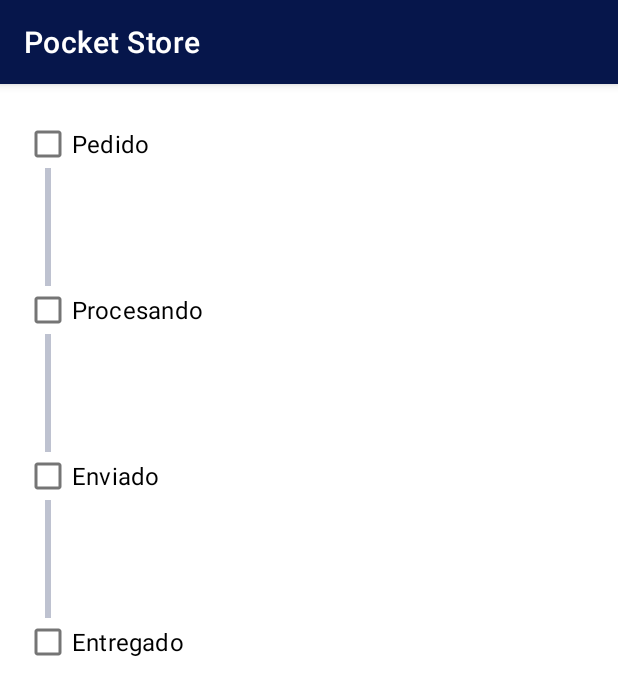
After one commit to YamiLaxus/PocketStore-Kotlin, an Android app: the fragment TrackFragment shown on its own in the app's theme, on a phone screen of 412 x 824 dp. The commit adds this screen. Shown: the top 695 px of the screen. Run offline under Robolectric (Android 15) with nearby library versions, the phone set to English and light mode, and no system bars; our stand-ins replace Firebase (no records; nobody signed in at launch, a user with empty details on screens opened directly).

Commit message:
Video 103 - Seguimiento de Envio

```diff
--- a/app/src/main/java/com/phonedev/pocketstore/cart/ProductCartAdapter.kt
+++ b/app/src/main/java/com/phonedev/pocketstore/cart/ProductCartAdapter.kt
@@ -80,6 +80,8 @@ class ProductCartAdapter(private val productList: MutableList<Product>,
         listener.showTotal(result)
     }
 
+    fun getProducts(): List<Product> = productList
+
     inner class ViewHolder(view: View) : RecyclerView.ViewHolder(view){
         val binding = ItemProductCartBinding.bind(view)
 
--- /dev/null
+++ b/app/src/main/java/com/phonedev/pocketstore/order/OrderAux.kt
@@ -0,0 +1,10 @@
+package com.phonedev.pocketstore.order
+
+import com.phonedev.pocketstore.entities.Order
+
+
+interface OrderAux {
+
+    fun getOrderSelected(): Order
+
+}
--- a/app/src/main/java/com/phonedev/pocketstore/pages/Phone_Activity.kt
+++ b/app/src/main/java/com/phonedev/pocketstore/pages/Phone_Activity.kt
@@ -1,5 +1,6 @@
 package com.phonedev.pocketstore.pages
 
+import android.content.Intent
 import androidx.appcompat.app.AppCompatActivity
 import android.os.Bundle
 import android.view.Menu
@@ -23,6 +24,7 @@ import com.phonedev.pocketstore.databinding.ActivityMainBinding.*
 import com.phonedev.pocketstore.databinding.ActivityPhoneBinding
 import com.phonedev.pocketstore.detail.DetailFragment
 import com.phonedev.pocketstore.onProductListenner
+import com.phonedev.pocketstore.order.OrderActivity
 import com.phonedev.pocketstore.product.MainAux
 
 
@@ -161,6 +163,7 @@ class Phone_Activity : AppCompatActivity(), onProductListenner, MainAux {
                         }
                     }
             }
+            R.id.action_order_history -> startActivity(Intent(this, OrderActivity::class.java))
         }
         return super.onOptionsItemSelected(item)
     }
--- /dev/null
+++ b/app/src/main/java/com/phonedev/pocketstore/track/TrackFragment.kt
@@ -0,0 +1,84 @@
+package com.phonedev.pocketstore.track
+
+import android.os.Bundle
+import android.view.LayoutInflater
+import android.view.View
+import android.view.ViewGroup
+import android.widget.Toast
+import androidx.fragment.app.Fragment
+import com.google.firebase.firestore.FirebaseFirestore
+import com.phonedev.pocketstore.databinding.FragmentTrackBinding
+import com.phonedev.pocketstore.entities.Order
+import com.phonedev.pocketstore.order.OrderAux
+
+class TrackFragment : Fragment() {
+
+    private var binding: FragmentTrackBinding? = null
+
+    private var order: Order? = null
+
+    override fun onCreateView(
+        inflater: LayoutInflater,
+        container: ViewGroup?,
+        savedInstanceState: Bundle?
+    ): View? {
+        binding = FragmentTrackBinding.inflate(inflater, container, false)
+        binding?.let {
+            return it.root
+        }
+        return super.onCreateView(inflater, container, savedInstanceState)
+    }
+
+    override fun onViewCreated(view: View, savedInstanceState: Bundle?) {
+        super.onViewCreated(view, savedInstanceState)
+
+        getOrder()
+    }
+
+    private fun getOrder() {
+        order = (activity as? OrderAux)?.getOrderSelected()
+
+        order?.let {
+            updateUI(it)
+
+            getOrderInRealTime(it.id)
+        }
+    }
+
+    private fun updateUI(order: Order) {
+        binding?.let {
+            it.progressBar.progress = order.status * (100 / 3) - 15
+
+            it.cbOrder.isChecked = order.status > 0
+            it.cbProcessing.isChecked = order.status > 1
+            it.cbSent.isChecked = order.status > 2
+            it.cbDelivered.isChecked = order.status > 3
+        }
+    }
+
+    private fun getOrderInRealTime(orderId: String) {
+        val db = FirebaseFirestore.getInstance()
+
+        val orderRef = db.collection(Constants.COLL_REQUEST).document(orderId)
+        orderRef.addSnapshotListener { snapshot, error ->
+            if (error != null) {
+                Toast.makeText(activity, "Error al consultar esta orden.", Toast.LENGTH_SHORT)
+                    .show()
+                return@addSnapshotListener
+            }
+            if (snapshot != null && snapshot.exists()) {
+                val order = snapshot.toObject(Order::class.java)
+                order?.let {
+                    it.id = snapshot.id
+
+                    updateUI(it)
+                }
+            }
+        }
+    }
+
+    override fun onDestroy() {
+        super.onDestroy()
+        binding = null
+    }
+}
--- /dev/null
+++ b/app/src/main/res/drawable/backgroun_check_box.xml
@@ -0,0 +1,10 @@
+<?xml version="1.0" encoding="utf-8"?>
+<inset xmlns:android="http://schemas.android.com/apk/res/android"
+    android:insetTop="@dimen/common_padding_min"
+    android:insetBottom="@dimen/common_padding_min">
+
+    <shape android:shape="rectangle">
+        <solid android:color="@color/white"/>
+    </shape>
+
+</inset>
--- /dev/null
+++ b/app/src/main/res/layout/fragment_track.xml
@@ -0,0 +1,87 @@
+<?xml version="1.0" encoding="utf-8"?>
+<androidx.constraintlayout.widget.ConstraintLayout xmlns:android="http://schemas.android.com/apk/res/android"
+    android:layout_width="match_parent"
+    android:layout_height="match_parent"
+    xmlns:app="http://schemas.android.com/apk/res-auto"
+    xmlns:tools="http://schemas.android.com/tools"
+    android:background="@color/white"
+    android:focusable="true"
+    android:clickable="true">
+
+    <androidx.constraintlayout.widget.ConstraintLayout
+        android:id="@+id/clProgress"
+        android:layout_width="0dp"
+        android:layout_height="0dp"
+        android:rotation="90"
+        android:layout_margin="@dimen/common_padding_default"
+        app:layout_constraintStart_toStartOf="parent"
+        app:layout_constraintEnd_toEndOf="parent"
+        app:layout_constraintTop_toTopOf="parent"
+        app:layout_constraintDimensionRatio="1:1">
+
+        <com.google.android.material.progressindicator.LinearProgressIndicator
+            android:id="@+id/progressBar"
+            android:layout_width="0dp"
+            android:layout_height="wrap_content"
+            android:layout_marginHorizontal="@dimen/common_padding_min"
+            android:layout_marginBottom="@dimen/track_margin_bottom_progress"
+            tools:progress="34"
+            app:layout_constraintStart_toStartOf="parent"
+            app:layout_constraintEnd_toEndOf="parent"
+            app:layout_constraintBottom_toBottomOf="parent"/>
+
+    </androidx.constraintlayout.widget.ConstraintLayout>
+
+    <CheckBox
+        android:id="@+id/cbOrder"
+        android:layout_width="wrap_content"
+        android:layout_height="wrap_content"
+        android:text="@string/order_status_ordered"
+        android:textAppearance="?attr/textAppearanceSubtitle1"
+        android:background="@drawable/backgroun_check_box"
+        app:layout_constraintStart_toStartOf="@id/clProgress"
+        app:layout_constraintTop_toTopOf="@id/clProgress"/>
+
+    <CheckBox
+        android:id="@+id/cbProcessing"
+        android:layout_width="wrap_content"
+        android:layout_height="wrap_content"
+        android:text="@string/order_status_processing"
+        android:textAppearance="?attr/textAppearanceSubtitle1"
+        android:background="@drawable/backgroun_check_box"
+        app:layout_constraintStart_toStartOf="@id/clProgress"
+        app:layout_constraintTop_toBottomOf="@id/cbOrder"
+        app:layout_constraintBottom_toTopOf="@id/cbSent"/>
+
+
+    <CheckBox
+        android:id="@+id/cbSent"
+        android:layout_width="wrap_content"
+        android:layout_height="wrap_content"
+        android:text="@string/order_status_sent"
+        android:textAppearance="?attr/textAppearanceSubtitle1"
+        android:background="@drawable/backgroun_check_box"
+        app:layout_constraintStart_toStartOf="@id/clProgress"
+        app:layout_constraintTop_toBottomOf="@id/cbProcessing"
+        app:layout_constraintBottom_toTopOf="@id/cbDelivered"/>
+
+
+    <CheckBox
+        android:id="@+id/cbDelivered"
+        android:layout_width="wrap_content"
+        android:layout_height="wrap_content"
+        android:text="@string/order_status_delivered"
+        android:textAppearance="?attr/textAppearanceSubtitle1"
+        android:background="@drawable/backgroun_check_box"
+        app:layout_constraintStart_toStartOf="@id/clProgress"
+        app:layout_constraintBottom_toBottomOf="@id/clProgress"/>
+
+
+
+
+
+
+
+
+
+</androidx.constraintlayout.widget.ConstraintLayout>
--- a/app/src/main/res/menu/menu_main.xml
+++ b/app/src/main/res/menu/menu_main.xml
@@ -5,4 +5,10 @@
         android:id="@+id/action_sign_out"
         android:title="Cerrar Sesión"
         app:showAsAction="never"/>
+
+    <item
+        android:id="@+id/action_order_history"
+        android:title=""
+        android:icon="@drawable/ic_history"
+        app:showAsAction="ifRoom"/>
 </menu>
--- a/app/src/main/res/values/dimens.xml
+++ b/app/src/main/res/values/dimens.xml
@@ -4,4 +4,5 @@
     <dimen name="product_image_width">148dp</dimen>
     <dimen name="common_padding_default">16dp</dimen>
     <dimen name="common_padding_medium">24dp</dimen>
+    <dimen name="track_margin_bottom_progress">14dp</dimen>
 </resources>
--- a/app/src/main/res/values/strings.xml
+++ b/app/src/main/res/values/strings.xml
@@ -12,8 +12,16 @@
     <string name="detail_quantity">Disponibles: Entrega Inmediata</string>
     <string name="detail_total_price">&lt;b>&lt;big>Total: Q.%1$.2f&lt;/big>&lt;/b>&lt;br>(%2$d x Q.%3$.2f)</string>
     <string name="recycler_price">12</string>
+
+
     <string name="order_track_shipment">Seguir envio</string>
-    <string name="order_estatus">Estado:</string>
-    <string name="order_id">ID:</string>
+    <string name="order_estatus">Estado: %1$s</string>
+    <string name="order_id">ID: %1$s</string>
     <string name="chip_chat_help">¿Necesitas ayuda?</string>
+
+    <string name="order_status_ordered">Pedido</string>
+    <string name="order_status_processing">Procesando</string>
+    <string name="order_status_sent">Enviado</string>
+    <string name="order_status_delivered">Entregado</string>
+    <string name="order_status_unknown">Desconocido</string>
 </resources>
```
Also changed, not shown: app/src/main/java/com/phonedev/pocketstore/cart/CartFragment.kt (+52 -6 lines), app/src/main/java/com/phonedev/pocketstore/order/OrderActivity.kt (+13 -2 lines), app/src/main/java/com/phonedev/pocketstore/order/OrderAdapter.kt (+20 -5 lines), app/src/main/res/drawable/ic_history.xml (added, +10 -0 lines), app/src/main/res/layout/item_order.xml (+5 -7 lines), app/src/main/res/values/arrays.xml (added, +15 -0 lines).
